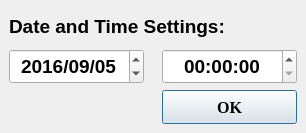
Above: ui/dialogwidget/timesetdialog.ui from 15903016222/Voice before the change. Below: the same form after it.
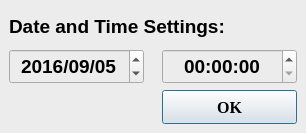
That is the form after the change.

Commit message: Updated:更改显示时间的定时器和更改时间设置对话框的背景色；

The edit to the form file:
```diff
--- a/ui/dialogwidget/timesetdialog.ui
+++ b/ui/dialogwidget/timesetdialog.ui
@@ -14,7 +14,7 @@
    <string>Dialog</string>
   </property>
   <property name="styleSheet">
-   <string notr="true"/>
+   <string notr="true">background-color: rgb(236, 236, 236);</string>
   </property>
   <layout class="QGridLayout" name="gridLayout_2">
    <property name="leftMargin">
```
The commit also changes 1 other file.
